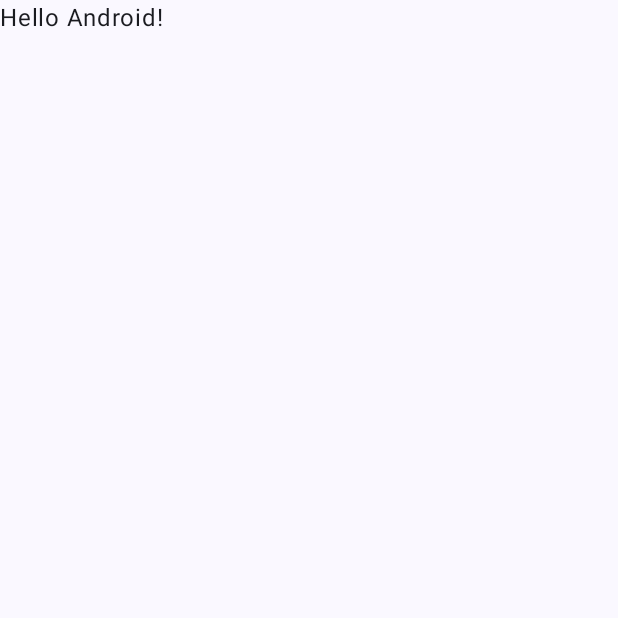
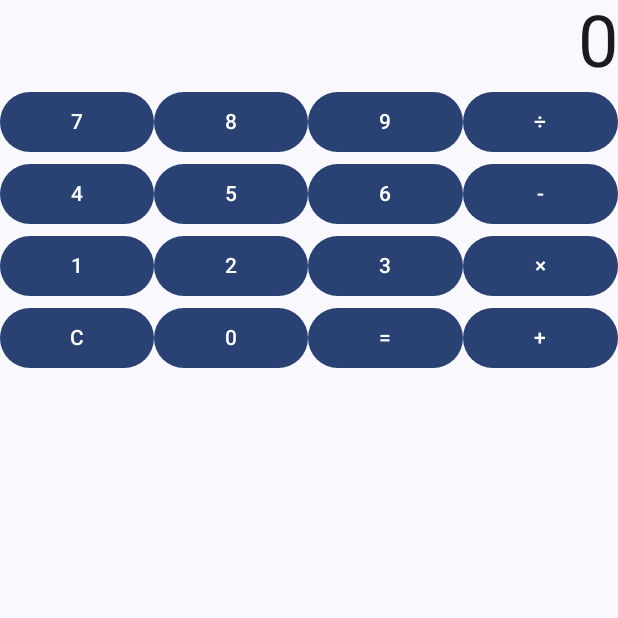
Before and after one commit to mariusz-przeczek/calculator, an Android app built with Jetpack Compose: the screen it shows after launch (MainActivity), on a phone screen of 412 x 824 dp, the top half of it. Before the commit the part shown is almost empty. Run offline under Robolectric (Android 15) with nearby library versions, the phone set to English and light mode, and no system bars.

Commit message:
Calculator screen added

```diff
--- /dev/null
+++ b/app/src/main/java/io/github/mariuszprzeczek/calculator/CalculatorScreen.kt
@@ -0,0 +1,86 @@
+package io.github.mariuszprzeczek.calculator
+
+import androidx.compose.foundation.layout.Column
+import androidx.compose.foundation.layout.Row
+import androidx.compose.foundation.layout.fillMaxWidth
+import androidx.compose.material3.Button
+import androidx.compose.material3.Text
+import androidx.compose.runtime.Composable
+import androidx.compose.ui.Alignment
+import androidx.compose.ui.Modifier
+import androidx.compose.ui.text.style.TextAlign
+import androidx.compose.ui.tooling.preview.Preview
+import androidx.compose.ui.unit.sp
+import androidx.lifecycle.viewmodel.compose.viewModel
+
+@Composable
+fun CalculatorDisplay(
+    state: CalculatorUiState,
+    onDigit: (Int) -> Unit,
+    onOperator: (Char) -> Unit,
+    onEquals: () -> Unit,
+    onClear: () -> Unit,
+    modifier: Modifier = Modifier
+) {
+    Column(modifier = modifier, horizontalAlignment = Alignment.CenterHorizontally) {
+        Text(
+            fontSize = 48.sp,
+            textAlign = TextAlign.End,
+            modifier = Modifier.fillMaxWidth(),
+            text = state.display
+        )
+        Row {
+            CalcButton("7", { onDigit(7) }, Modifier.weight(1f))
+            CalcButton("8", { onDigit(8) }, Modifier.weight(1f))
+            CalcButton("9", { onDigit(9) }, Modifier.weight(1f))
+            CalcButton("÷", { onOperator('/') }, Modifier.weight(1f))
+        }
+        Row {
+            CalcButton("4", { onDigit(4) }, Modifier.weight(1f))
+            CalcButton("5", { onDigit(5) }, Modifier.weight(1f))
+            CalcButton("6", { onDigit(6) }, Modifier.weight(1f))
+            CalcButton("-", { onOperator('-') }, Modifier.weight(1f))
+        }
+        Row {
+            CalcButton("1", { onDigit(1) }, Modifier.weight(1f))
+            CalcButton("2", { onDigit(2) }, Modifier.weight(1f))
+            CalcButton("3", { onDigit(3) }, Modifier.weight(1f))
+            CalcButton("×", { onOperator('*') }, Modifier.weight(1f))
+        }
+        Row {
+            CalcButton("C", { onClear() }, Modifier.weight(1f))
+            CalcButton("0", { onDigit(0) }, Modifier.weight(1f))
+            CalcButton("=", { onEquals() }, Modifier.weight(1f))
+            CalcButton("+", { onOperator('+') }, Modifier.weight(1f))
+        }
+    }
+}
+
+@Composable
+fun CalculatorScreen(modifier: Modifier = Modifier, viewModel: CalculatorViewModel = viewModel()) {
+    CalculatorDisplay(
+        state = viewModel.uiState,
+        onDigit = viewModel::onDigit,
+        onOperator = viewModel::onOperator,
+        onEquals = viewModel::onEquals,
+        onClear = viewModel::onClear,
+        modifier = modifier
+    )
+}
+
+@Composable
+fun CalcButton(label: String, onClick: () -> Unit, modifier: Modifier = Modifier) {
+    Button(onClick = onClick, modifier = modifier) { Text(label) }
+}
+
+@Preview(showBackground = true)
+@Composable
+fun CalculatorScreenPreview() {
+    CalculatorDisplay(
+        state = CalculatorUiState(display = "123"),
+        onDigit = {},
+        onOperator = {},
+        onEquals = {},
+        onClear = {}
+    )
+}
--- a/app/src/main/java/io/github/mariuszprzeczek/calculator/MainActivity.kt
+++ b/app/src/main/java/io/github/mariuszprzeczek/calculator/MainActivity.kt
@@ -7,10 +7,7 @@ import androidx.activity.enableEdgeToEdge
 import androidx.compose.foundation.layout.fillMaxSize
 import androidx.compose.foundation.layout.padding
 import androidx.compose.material3.Scaffold
-import androidx.compose.material3.Text
-import androidx.compose.runtime.Composable
 import androidx.compose.ui.Modifier
-import androidx.compose.ui.tooling.preview.Preview
 import io.github.mariuszprzeczek.calculator.ui.theme.CalculatorTheme
 
 class MainActivity : ComponentActivity() {
@@ -20,28 +17,9 @@ class MainActivity : ComponentActivity() {
         setContent {
             CalculatorTheme {
                 Scaffold(modifier = Modifier.fillMaxSize()) { innerPadding ->
-                    Greeting(
-                        name = "Android",
-                        modifier = Modifier.padding(innerPadding)
-                    )
+                    CalculatorScreen(Modifier.padding(innerPadding))
                 }
             }
         }
     }
 }
-
-@Composable
-fun Greeting(name: String, modifier: Modifier = Modifier) {
-    Text(
-        text = "Hello $name!",
-        modifier = modifier
-    )
-}
-
-@Preview(showBackground = true)
-@Composable
-fun GreetingPreview() {
-    CalculatorTheme {
-        Greeting("Android")
-    }
-}
```
